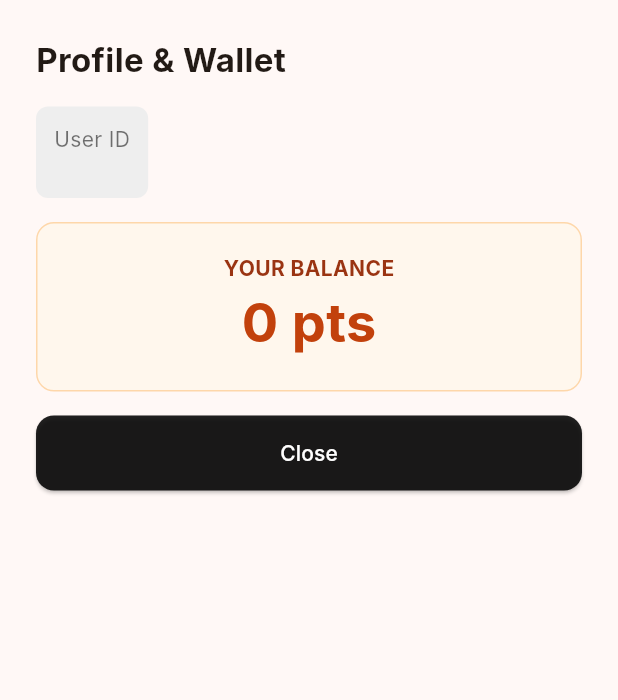
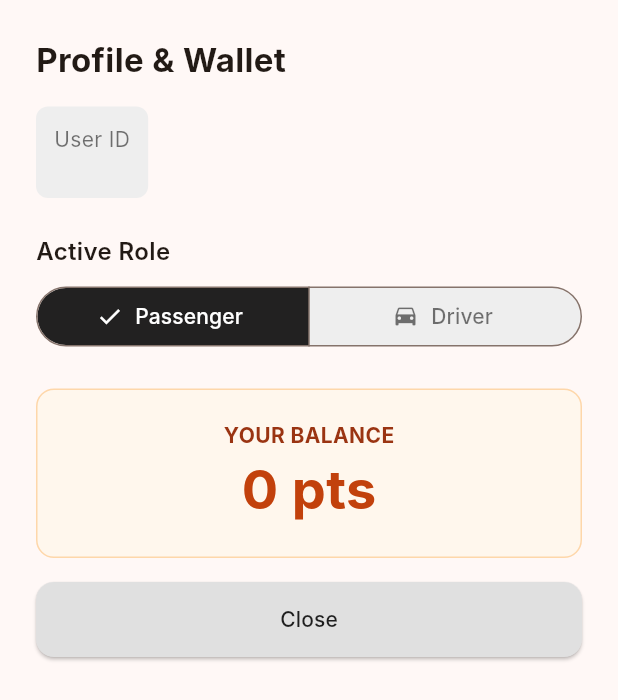
Before and after one commit to nalladev/RouteMate, a Flutter app: the WalletBottomSheet widget shown alone on an empty page, opened directly with empty values, on a phone screen of 412 x 824 dp. Shown: the top 700 px of the screen. Run offline on Flutter 3.47's test engine with Material 3 defaults, Android fonts, the phone set to English and light mode, and no system bars; our stand-ins replace flutter_map, jwt_decoder, latlong2, location, shared_preferences; accounts and stored records are empty; network calls fail; Roboto replaces fonts that are missing (Inter).

Commit message:
Phase 2:-Backend Role API

```diff
--- a/lib/models/user_model.dart
+++ b/lib/models/user_model.dart
@@ -1,15 +1,17 @@
 class UserModel {
   final String uid;
+  final String? activeRole;
 
   // Add other user properties here if needed in the future,
   // such as name or email, which could be decoded from a JWT.
 
-  UserModel({required this.uid});
+  UserModel({required this.uid, this.activeRole});
 
   // Example of how you might create a user from a JWT payload in a real app:
   // factory UserModel.fromJwt(Map<String, dynamic> payload) {
   //   return UserModel(
   //     uid: payload['uid'] as String,
+  //     activeRole: payload['role'] as String?,
   //   );
   // }
 }
--- a/lib/services/api_service.dart
+++ b/lib/services/api_service.dart
@@ -134,6 +134,14 @@ class ApiService {
   }
 
   // User
+  Future<String> setRole(String role) async {
+    final result = await _post('user/set-role', {'role': role});
+    if (result['token'] is! String) {
+      throw ApiException('Invalid token received from server after setting role.');
+    }
+    return result['token'];
+  }
+
   Future<void> updateUserLocation(LatLng location) async {
     await _put('user/location', {'location': {'latitude': location.latitude, 'longitude': location.longitude}});
   }
--- a/lib/widgets/wallet_bottom_sheet.dart
+++ b/lib/widgets/wallet_bottom_sheet.dart
@@ -1,7 +1,12 @@
 import 'package:flutter/material.dart';
+import 'package:provider/provider.dart';
 import '../models/user_model.dart';
+import '../services/api_service.dart';
+import '../services/auth_service.dart';
 
-class WalletBottomSheet extends StatelessWidget {
+enum UserRole { passenger, driver }
+
+class WalletBottomSheet extends StatefulWidget {
   final UserModel? currentUser;
   final int walletPoints;
 
@@ -12,8 +17,77 @@ class WalletBottomSheet extends StatelessWidget {
   });
 
   @override
+  State<WalletBottomSheet> createState() => _WalletBottomSheetState();
+}
+
+class _WalletBottomSheetState extends State<WalletBottomSheet> {
+  late ApiService _apiService;
+  late AuthService _authService;
+
+  Set<UserRole> _selectedRole = {UserRole.passenger};
+  bool _isLoading = false;
+
+  @override
+  void initState() {
+    super.initState();
+    _apiService = Provider.of<ApiService>(context, listen: false);
+    _authService = Provider.of<AuthService>(context, listen: false);
+
+    final currentRole = _authService.activeRole;
+    setState(() {
+      _selectedRole = {
+        if (currentRole == 'driver') UserRole.driver else UserRole.passenger
+      };
+    });
+  }
+
+  Future<void> _handleRoleChange(Set<UserRole> newRole) async {
+    if (newRole.isEmpty) return;
+
+    final role = newRole.first;
+    if (_selectedRole.first == role) return; // No change
+
+    setState(() {
+      _isLoading = true;
+    });
+
+    try {
+      final newToken = await _apiService.setRole(
+        role == UserRole.driver ? 'DRIVER' : 'PASSENGER',
+      );
+      await _authService.updateToken(newToken);
+
+      if (mounted) {
+        setState(() {
+          _selectedRole = newRole;
+        });
+
+        ScaffoldMessenger.of(context).showSnackBar(
+           SnackBar(content: Text('Role switched to ${role.name}')),
+        );
+        Navigator.pop(context); // Close bottom sheet on success
+      }
+
+    } on ApiException catch (e) {
+      if (mounted) {
+         ScaffoldMessenger.of(context).showSnackBar(
+           SnackBar(content: Text('Error: ${e.message}')),
+        );
+      }
+    } finally {
+       if (mounted) {
+        setState(() {
+          _isLoading = false;
+        });
+      }
+    }
+  }
+
+  @override
   Widget build(BuildContext context) {
-    return Container(
+    return Stack(
+      children: [
+        Padding(
           padding: const EdgeInsets.all(24),
           child: Column(
             mainAxisSize: MainAxisSize.min,
@@ -24,7 +98,7 @@ class WalletBottomSheet extends StatelessWidget {
                 style: TextStyle(fontSize: 22, fontWeight: FontWeight.bold),
               ),
               const SizedBox(height: 16),
-          if (currentUser != null)
+              if (widget.currentUser != null)
                 Container(
                   padding: const EdgeInsets.all(12),
                   decoration: BoxDecoration(
@@ -34,16 +108,46 @@ class WalletBottomSheet extends StatelessWidget {
                   child: Column(
                     crossAxisAlignment: CrossAxisAlignment.start,
                     children: [
-                  const Text('User ID', style: TextStyle(color: Colors.black54)),
+                      const Text('User ID',
+                          style: TextStyle(color: Colors.black54)),
                       Text(
-                    currentUser!.uid,
+                        widget.currentUser!.uid,
                         style: const TextStyle(
                             fontFamily: 'monospace', fontSize: 12),
                       ),
                     ],
                   ),
                 ),
-          const SizedBox(height: 16),
+              const SizedBox(height: 24),
+              const Text(
+                'Active Role',
+                style: TextStyle(fontSize: 16, fontWeight: FontWeight.w600),
+              ),
+              const SizedBox(height: 8),
+              SizedBox(
+                width: double.infinity,
+                child: SegmentedButton<UserRole>(
+                  segments: const <ButtonSegment<UserRole>>[
+                    ButtonSegment<UserRole>(
+                        value: UserRole.passenger,
+                        label: Text('Passenger'),
+                        icon: Icon(Icons.person)),
+                    ButtonSegment<UserRole>(
+                        value: UserRole.driver,
+                        label: Text('Driver'),
+                        icon: Icon(Icons.drive_eta)),
+                  ],
+                  selected: _selectedRole,
+                  onSelectionChanged: _handleRoleChange,
+                  style: SegmentedButton.styleFrom(
+                    backgroundColor: Colors.grey[200],
+                    foregroundColor: Colors.black54,
+                    selectedForegroundColor: Colors.white,
+                    selectedBackgroundColor: Colors.black87,
+                  ),
+                ),
+              ),
+              const SizedBox(height: 24),
               Container(
                 width: double.infinity,
                 padding: const EdgeInsets.symmetric(vertical: 20),
@@ -57,10 +161,11 @@ class WalletBottomSheet extends StatelessWidget {
                     const Text(
                       'YOUR BALANCE',
                       style: TextStyle(
-                      color: Color(0xFF9A3412), fontWeight: FontWeight.bold),
+                          color: Color(0xFF9A3412),
+                          fontWeight: FontWeight.bold),
                     ),
                     Text(
-                  '$walletPoints pts',
+                      '${widget.walletPoints} pts',
                       style: const TextStyle(
                           fontSize: 36,
                           fontWeight: FontWeight.bold,
@@ -74,8 +179,8 @@ class WalletBottomSheet extends StatelessWidget {
                 onPressed: () => Navigator.pop(context),
                 style: ElevatedButton.styleFrom(
                   minimumSize: const Size(double.infinity, 50),
-              backgroundColor: Colors.black87,
-              foregroundColor: Colors.white,
+                  backgroundColor: Colors.grey[300],
+                  foregroundColor: Colors.black87,
                   shape: RoundedRectangleBorder(
                       borderRadius: BorderRadius.circular(12)),
                 ),
@@ -83,6 +188,17 @@ class WalletBottomSheet extends StatelessWidget {
               ),
             ],
           ),
+        ),
+        if (_isLoading)
+          Container(
+            color: Colors.black.withOpacity(0.5),
+            child: const Center(
+              child: CircularProgressIndicator(
+                valueColor: AlwaysStoppedAnimation<Color>(Colors.white),
+              ),
+            ),
+          ),
+      ],
     );
   }
 }
--- a/pubspec.yaml
+++ b/pubspec.yaml
@@ -42,6 +42,7 @@ dependencies:
   provider: ^6.1.2
   intl: ^0.19.0
   shared_preferences: ^2.2.3
+  jwt_decoder: ^2.0.1
 
 dev_dependencies:
   flutter_test:
```
Also changed, not shown: lib/screens/home_page.dart (+26 -2 lines), lib/services/auth_service.dart (+28 -10 lines), pubspec.lock, 1 other file. Lines whose indentation alone changed are shown as unchanged.
